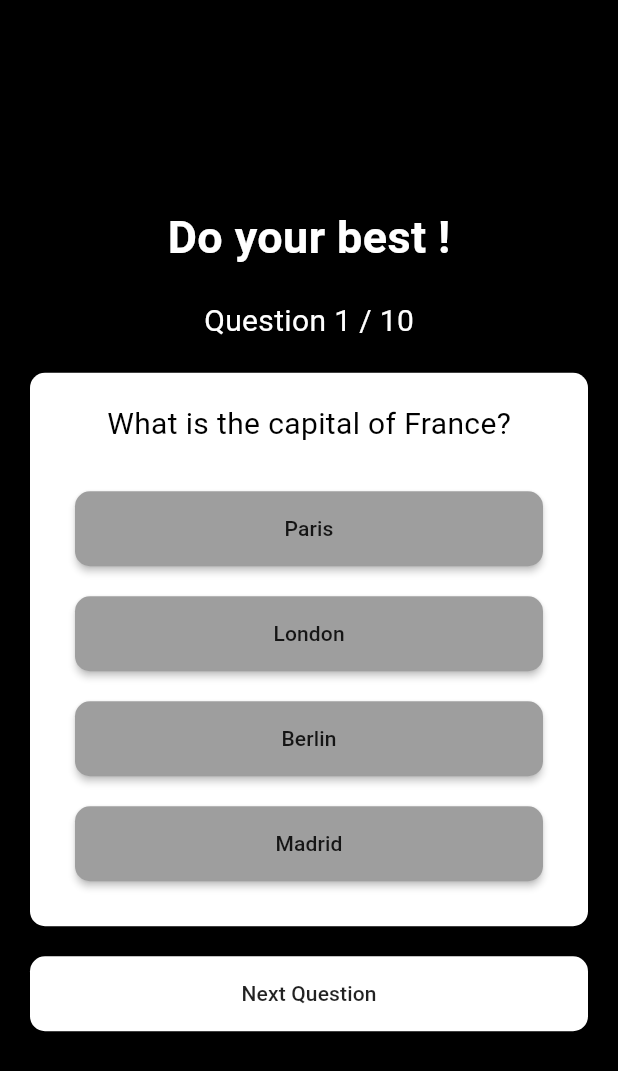
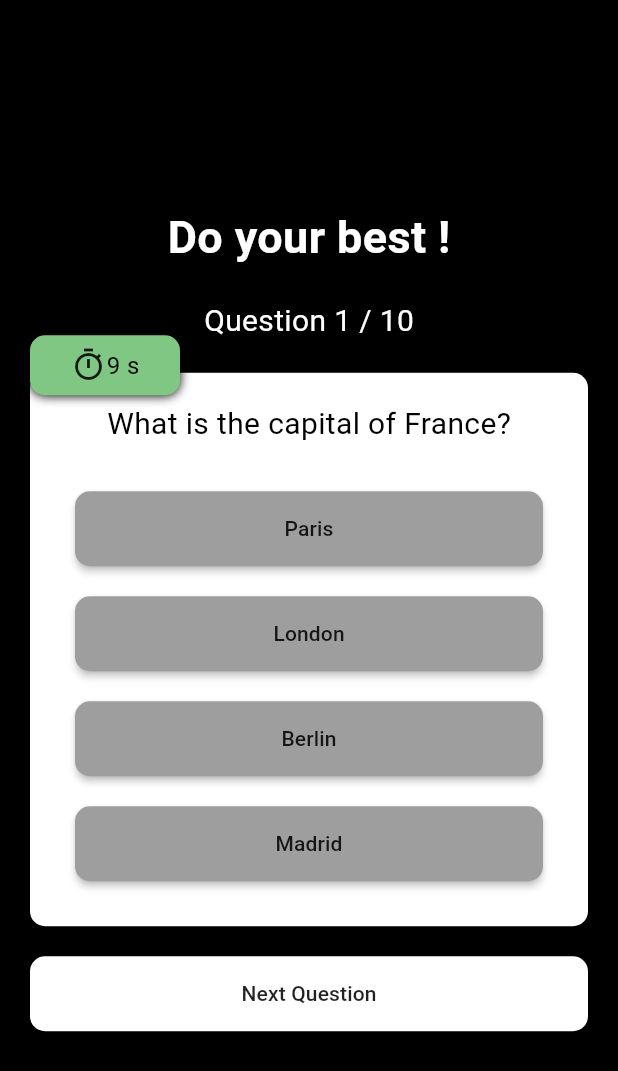
Before and after one commit to omarek386/flutter_Course_taskes, a Flutter app: the screen it shows after launch, after a tap on "Start Quiz", on a phone screen of 412 x 824 dp. Shown: the top 1071 px of the screen. Run offline on Flutter 3.47's test engine with Material 3 defaults, Android fonts, the phone set to English and light mode, and no system bars; our stand-ins replace animated_splash_screen; network calls fail; project files that could hold a hidden picture were left out.

Commit message:
Refactor quiz app: restructure home screen and implement timer functionality in quiz screen

```diff
--- a/quiz_app/lib/main.dart
+++ b/quiz_app/lib/main.dart
@@ -1,5 +1,5 @@
 import 'package:flutter/material.dart';
-import 'package:quiz_app/presentation/home/screens/home_screen.dart';
+import 'package:quiz_app/presentation/home/home_screen.dart';
 
 void main() {
   runApp(const MyApp());
@@ -13,6 +13,7 @@ class MyApp extends StatelessWidget {
   Widget build(BuildContext context) {
     return MaterialApp(
       title: 'quiz app',
+      debugShowCheckedModeBanner: false,
       theme: ThemeData(
         colorScheme: ColorScheme.fromSeed(seedColor: Colors.deepPurple),
         useMaterial3: true,
--- a/quiz_app/lib/presentation/home/screens/home_screen.dart
+++ b/quiz_app/lib/presentation/home/home_screen.dart
@@ -1,7 +1,7 @@
 import 'package:flutter/material.dart';
 import 'package:quiz_app/helpers/navigator.dart';
 
-import '../../quiz/quiz_screen.dart';
+import '../quiz/quiz_screen.dart';
 
 class HomeScreen extends StatefulWidget {
   const HomeScreen({super.key});
--- a/quiz_app/lib/presentation/quiz/quiz_screen.dart
+++ b/quiz_app/lib/presentation/quiz/quiz_screen.dart
@@ -1,9 +1,11 @@
+import 'dart:async';
 import 'dart:developer';
 
 import 'package:flutter/material.dart';
 import 'package:quiz_app/constants/questions.dart';
 import 'package:quiz_app/helpers/navigator.dart';
 import 'package:quiz_app/models/answers.dart';
+import 'package:quiz_app/presentation/home/home_screen.dart';
 
 class QuizScreen extends StatefulWidget {
   const QuizScreen({super.key});
@@ -18,10 +20,20 @@ class _QuizScreenState extends State<QuizScreen> {
   String? selectedAnswer;
   String nextButtonText = 'Next Question';
   late String correctAnswer;
+  // late Timer timer;
+  int time = 10;
 
   int score = 0;
   @override
+  void initState() {
+    customTimer();
+    super.initState();
+  }
+
+  @override
   Widget build(BuildContext context) {
+    // startTimer();
+    // customTimer();
     isLastQuestion = index == questions.length - 1;
     isLastQuestion
         ? nextButtonText = 'Submit'
@@ -52,6 +64,9 @@ class _QuizScreenState extends State<QuizScreen> {
               ),
             ),
             const SizedBox(height: 20),
+            Stack(
+              clipBehavior: Clip.none,
+              children: [
                 Container(
                   // margin: const EdgeInsets.all(20),
                   padding: const EdgeInsets.all(20),
@@ -77,6 +92,42 @@ class _QuizScreenState extends State<QuizScreen> {
                     ],
                   ),
                 ),
+                Positioned(
+                  top: -25,
+                  child: Container(
+                    height: 40,
+                    width: 100,
+                    decoration: BoxDecoration(
+                      color: time > 6
+                          ? Colors.green[300]
+                          : time > 3
+                              ? Colors.yellow[300]
+                              : Colors.red[300],
+                      boxShadow: const [
+                        BoxShadow(
+                          color: Colors.black,
+                          blurRadius: 5,
+                        ),
+                      ],
+                      borderRadius: BorderRadius.circular(10),
+                    ),
+                    child: Row(
+                      mainAxisAlignment: MainAxisAlignment.center,
+                      children: [
+                        Icon(Icons.timer_outlined),
+                        Text(
+                          '$time s',
+                          style: const TextStyle(
+                            color: Colors.black,
+                            fontSize: 16,
+                          ),
+                        ),
+                      ],
+                    ),
+                  ),
+                ),
+              ],
+            ),
             const SizedBox(height: 20),
             nextButton(),
           ],
@@ -94,11 +145,15 @@ class _QuizScreenState extends State<QuizScreen> {
       ),
       height: 50,
       onPressed: () {
+        time = 10;
+        // customTimer();
         setState(() {
           if (selectedAnswer == null) {
             return;
           }
+
           if (isLastQuestion) {
+            // timer.cancel();
             log('Quiz Ended');
             log('Final Score: $score');
 
@@ -110,7 +165,7 @@ class _QuizScreenState extends State<QuizScreen> {
                 actions: [
                   TextButton(
                     onPressed: () {
-                      context.pushReplacement(QuizScreen());
+                      context.pushReplacement(const HomeScreen());
                     },
                     child: const Text('Close'),
                   ),
@@ -150,4 +205,41 @@ class _QuizScreenState extends State<QuizScreen> {
       child: Text(answer.text),
     );
   }
+
+  // void startTimer() {
+  //   timer = Timer.periodic(const Duration(seconds: 1), (_) {
+  //     setState(() {
+  //       if (time == 0) {
+  //         timer.cancel();
+  //         return;
+  //       }
+  //       time--;
+  //     });
+  //   });
+  // }
+
+  customTimer() async {
+    while (time > 0) {
+      await Future.delayed(Duration(seconds: 1), () {
+        log('$time second passed');
+        time--;
+        setState(() {});
+      });
     }
+    showDialog(
+      context: context,
+      builder: (context) => AlertDialog(
+        title: const Text('Time Up'),
+        content: Text('Your final score is $score / ${index + 1}'),
+        actions: [
+          TextButton(
+            onPressed: () {
+              context.pushReplacement(const HomeScreen());
+            },
+            child: const Text('Close'),
+          ),
+        ],
+      ),
+    );
+  }
+}
```
Also changed, not shown: quiz_app/lib/presentation/home/widgets/result.dart (deleted). Lines whose indentation alone changed are shown as unchanged.
